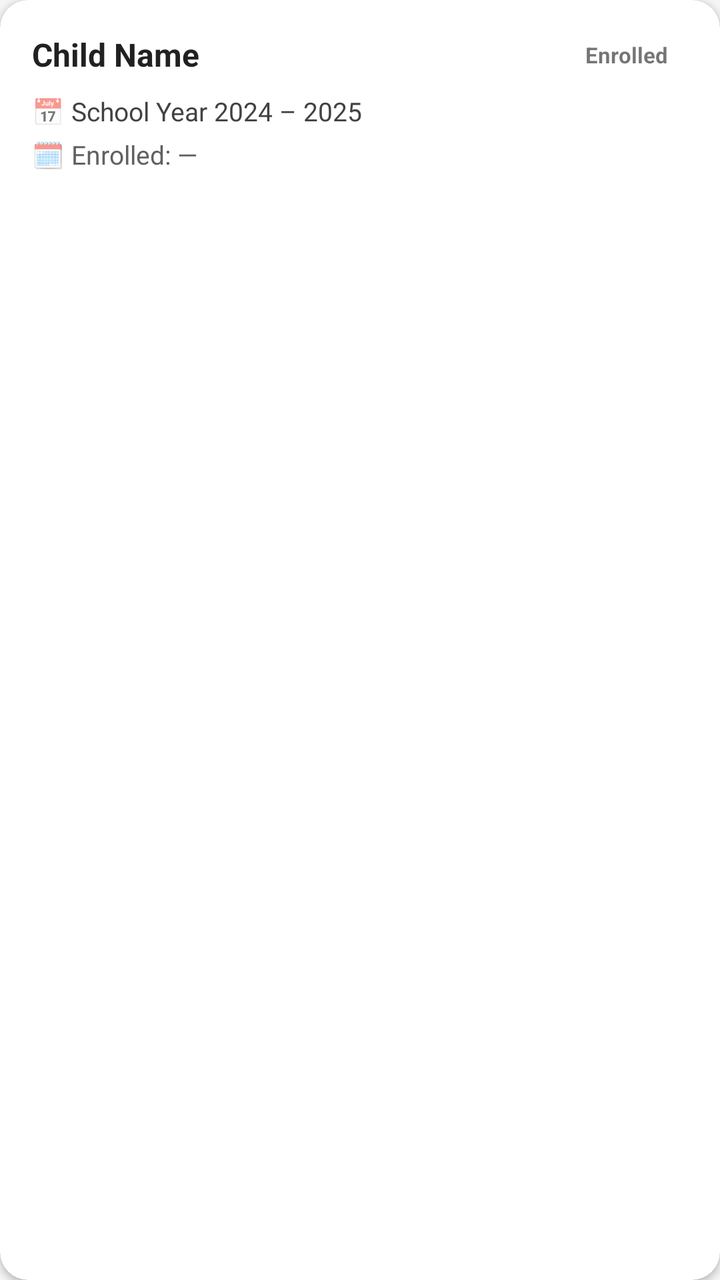
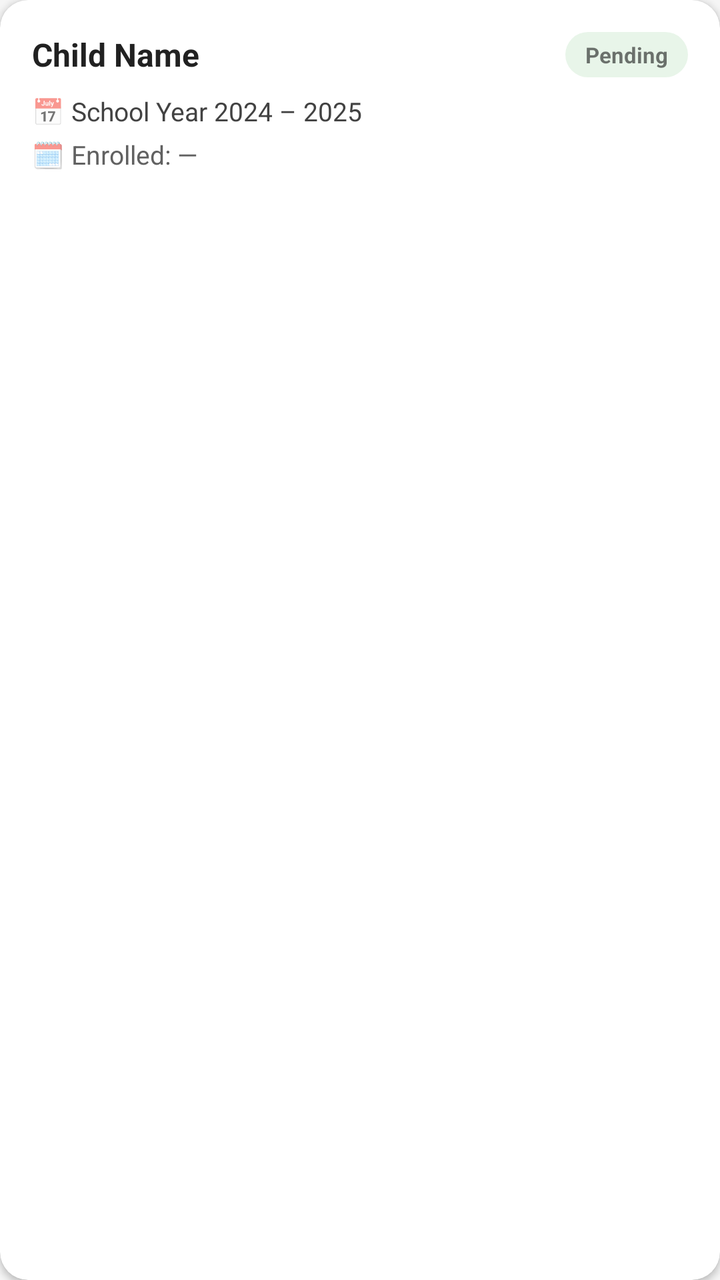

The first picture is an Android layout as it rendered before a commit; the second is the same layout after the commit. The layout source and the unified diff follow.
<!-- AndroidManifest.xml: application theme Theme.AlamadaChildMonitor -->
<!-- res/layout/item_enrollment.xml -->
<?xml version="1.0" encoding="utf-8"?>
<androidx.cardview.widget.CardView
    xmlns:android="http://schemas.android.com/apk/res/android"
    xmlns:app="http://schemas.android.com/apk/res-auto"
    android:layout_width="match_parent"
    android:layout_height="wrap_content"
    android:layout_marginBottom="10dp"
    app:cardCornerRadius="14dp"
    app:cardElevation="2dp"
    app:cardBackgroundColor="#FFFFFF">

    <LinearLayout
        android:layout_width="match_parent"
        android:layout_height="wrap_content"
        android:orientation="vertical"
        android:padding="16dp">

        
        <LinearLayout android:layout_width="match_parent" android:layout_height="wrap_content"
            android:orientation="horizontal" android:gravity="center_vertical"
            android:layout_marginBottom="8dp">

            <TextView android:id="@+id/tv_child_name"
                android:layout_width="0dp" android:layout_height="wrap_content"
                android:layout_weight="1"
                android:text="Child Name"
                android:textSize="16sp" android:textStyle="bold" android:textColor="#212121"/>

            <TextView android:id="@+id/tv_status"
                android:layout_width="wrap_content" android:layout_height="wrap_content"
                android:text="Enrolled"
                android:textSize="11sp" android:textStyle="bold"
                android:paddingStart="10dp" android:paddingEnd="10dp"
                android:paddingTop="4dp" android:paddingBottom="4dp"/>
        </LinearLayout>

        
        <LinearLayout android:layout_width="match_parent" android:layout_height="wrap_content"
            android:orientation="horizontal" android:layout_marginBottom="4dp">
            <TextView android:layout_width="wrap_content" android:layout_height="wrap_content"
                android:text="📅 " android:textSize="13sp"/>
            <TextView android:id="@+id/tv_school_year"
                android:layout_width="wrap_content" android:layout_height="wrap_content"
                android:text="School Year 2024 – 2025"
                android:textSize="13sp" android:textColor="#424242"/>
        </LinearLayout>

        
        <LinearLayout android:layout_width="match_parent" android:layout_height="wrap_content"
            android:orientation="horizontal" android:layout_marginBottom="4dp">
            <TextView android:layout_width="wrap_content" android:layout_height="wrap_content"
                android:text="🗓 " android:textSize="13sp"/>
            <TextView android:id="@+id/tv_enrollment_date"
                android:layout_width="wrap_content" android:layout_height="wrap_content"
                android:text="Enrolled: —"
                android:textSize="13sp" android:textColor="#616161"/>
        </LinearLayout>

        
        <TextView android:id="@+id/tv_remarks"
            android:layout_width="match_parent" android:layout_height="wrap_content"
            android:text="—"
            android:textSize="12sp" android:textColor="#9E9E9E"
            android:fontStyle="italic"
            android:layout_marginTop="6dp"
            android:visibility="gone"/>

    </LinearLayout>

</androidx.cardview.widget.CardView>
<!-- resources referenced by this layout -->
<resources>
  <style name="Theme.AlamadaChildMonitor" parent="Theme.MaterialComponents.DayNight.NoActionBar">
          <item name="colorPrimary">@color/primary</item>
          <item name="colorPrimaryDark">@color/primary_dark</item>
          <item name="colorAccent">@color/accent</item>
          <item name="android:windowBackground">@color/background</item>
          <item name="android:statusBarColor">@color/primary_dark</item>
          <item name="android:navigationBarColor">@color/white</item>
      </style>
  <color name="primary">         #2E7D32</color>
  <color name="primary_dark">    #1B5E20</color>
  <color name="accent">          #FF6F00</color>
  <color name="background">      #F5F5F5</color>
  <color name="white">           #FFFFFF</color>
</resources>

<!-- the commit's change to res/layout/item_enrollment.xml (unified diff, before → after) -->
@@ -28,10 +28,11 @@
 
             <TextView android:id="@+id/tv_status"
                 android:layout_width="wrap_content" android:layout_height="wrap_content"
-                android:text="Enrolled"
+                android:text="Pending"
                 android:textSize="11sp" android:textStyle="bold"
                 android:paddingStart="10dp" android:paddingEnd="10dp"
-                android:paddingTop="4dp" android:paddingBottom="4dp"/>
+                android:paddingTop="4dp" android:paddingBottom="4dp"
+                android:background="@drawable/badge_green_bg"/>
         </LinearLayout>
 
         
<!-- resource entries referenced after the edit -->
@@ -1,5 +1,12 @@
 <!-- resources referenced by this layout -->
 <resources>
+  <!-- drawable badge_green_bg (drawable) -->
+  <?xml version="1.0" encoding="utf-8"?>
+  <shape xmlns:android="http://schemas.android.com/apk/res/android"
+      android:shape="rectangle">
+      <solid android:color="#E8F5E9"/>
+      <corners android:radius="20dp"/>
+  </shape>
   <style name="Theme.AlamadaChildMonitor" parent="Theme.MaterialComponents.DayNight.NoActionBar">
           <item name="colorPrimary">@color/primary</item>
           <item name="colorPrimaryDark">@color/primary_dark</item>
